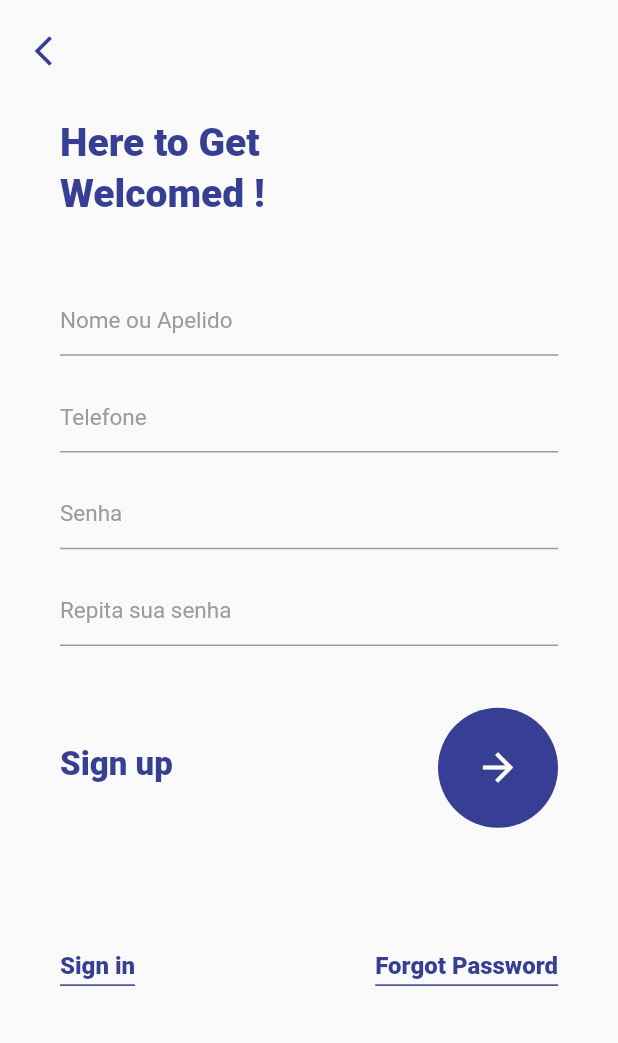
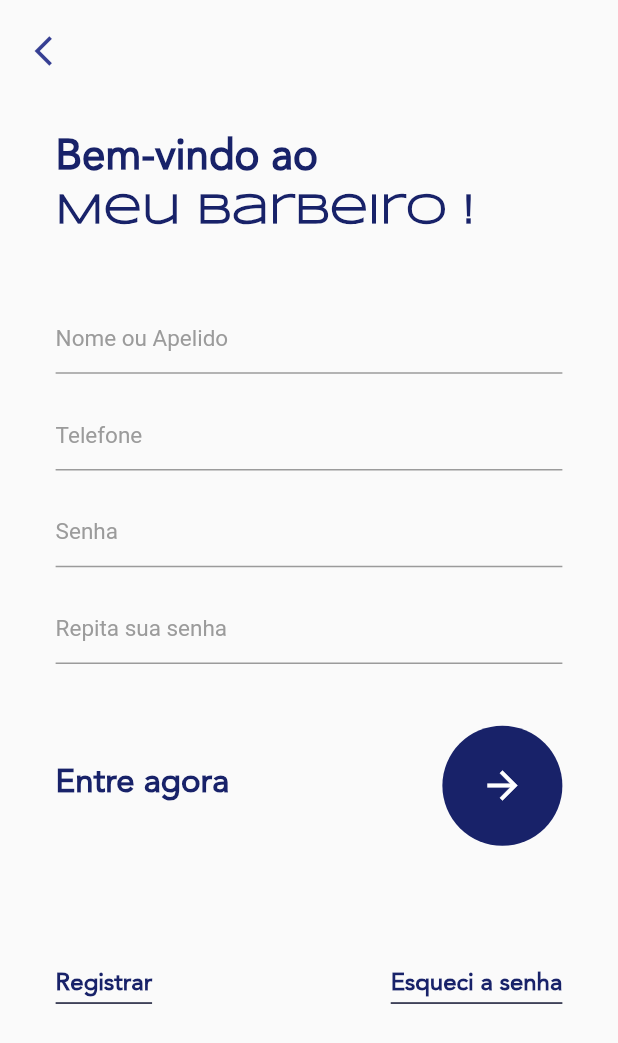
Before and after one commit to guicastle/meu_barbeiro, a Flutter app: the screen it shows after launch, after a tap on "Continuar", on a phone screen of 412 x 824 dp. Shown: the top 1043 px of the screen. Run offline on Flutter 3.47's test engine with Material 2 defaults, Android fonts, the phone set to English and light mode, and no system bars; our stand-ins replace google_fonts.

Commit message:
chg: Refatoração tela Register Page

```diff
--- a/lib/screens/components/text_widget.dart
+++ b/lib/screens/components/text_widget.dart
@@ -1,39 +1,46 @@
 import 'package:flutter/material.dart';
+import 'package:meu_barbeiro/values/colors.dart';
 
+// ignore: must_be_immutable
 class TextWidget extends StatelessWidget {
   final String text;
   int fontSize;
   bool isUnderLine;
-  final Color color;
+  String font;
+  FontWeight fontWeight;
+
   TextWidget(
       {Key? key,
       required this.text,
       required this.fontSize,
       this.isUnderLine = false,
-      this.color = const Color(0xFF363f93)})
+      this.font = 'Avenir',
+      this.fontWeight = FontWeight.w900})
       : super(key: key);
 
   @override
   Widget build(BuildContext context) {
     return Container(
-      padding: EdgeInsets.only(
-        bottom: 3, // space between underline and text
+      padding: const EdgeInsets.only(
+        bottom: 3,
       ),
       decoration: BoxDecoration(
-          border: Border(
-              bottom: BorderSide(
-        color: isUnderLine
-            ? Color(0xFF363f93)
-            : Color(0xFFffffff), // Text colour here
-        width: 1.0, // Underline width
-      ))),
+        border: Border(
+          bottom: BorderSide(
+            color: isUnderLine
+                ? const Color.fromARGB(255, 17, 20, 49) //Color(0xFF363f93)
+                : const Color.fromARGB(0, 255, 255, 255),
+            width: 1.0,
+          ),
+        ),
+      ),
       child: Text(
-        this.text,
+        text,
         style: TextStyle(
-          fontSize: this.fontSize.toDouble(),
-          fontFamily: "Avenir",
-          fontWeight: FontWeight.w900,
-          color: this.color,
+          fontSize: fontSize.toDouble(),
+          fontFamily: font,
+          fontWeight: fontWeight,
+          color: primaryColor,
         ),
       ),
     );
--- a/lib/screens/intro_first_step.dart
+++ b/lib/screens/intro_first_step.dart
@@ -2,6 +2,7 @@ import 'dart:ui';
 
 import 'package:flutter/material.dart';
 import 'package:meu_barbeiro/screens/register_page.dart';
+import 'package:meu_barbeiro/values/colors.dart';
 import 'package:meu_barbeiro/values/utils.dart';
 
 class IntroFirstStep extends StatelessWidget {
@@ -113,7 +114,7 @@ class IntroFirstStep extends StatelessWidget {
                           fontSize: width / 24,
                           fontWeight: FontWeight.w600,
                           height: 1.5,
-                          color: const Color(0xff061023),
+                          color: primaryColor,
                         ),
                       ),
                     ),
--- a/lib/screens/register_page.dart
+++ b/lib/screens/register_page.dart
@@ -1,5 +1,6 @@
 import 'package:flutter/material.dart';
 import 'package:meu_barbeiro/screens/components/text_widget.dart';
+import 'package:meu_barbeiro/values/colors.dart';
 
 class RegisterPage extends StatefulWidget {
   const RegisterPage({Key? key}) : super(key: key);
@@ -9,15 +10,16 @@ class RegisterPage extends StatefulWidget {
 }
 
 class _RegisterPageState extends State<RegisterPage> {
-  TextEditingController passController = TextEditingController();
-  TextEditingController repassController = TextEditingController();
-  TextEditingController emailController = TextEditingController();
-  TextEditingController nameController = TextEditingController();
+  late final TextEditingController passController = TextEditingController();
+  late final TextEditingController repassController = TextEditingController();
+  late final TextEditingController emailController = TextEditingController();
+  late final TextEditingController nameController = TextEditingController();
 
   @override
   Widget build(BuildContext context) {
     final double width = MediaQuery.of(context).size.width;
     final double height = MediaQuery.of(context).size.height;
+
     return Scaffold(
       appBar: AppBar(
         leading: IconButton(
@@ -30,13 +32,29 @@ class _RegisterPageState extends State<RegisterPage> {
         backgroundColor: Colors.transparent,
         elevation: 0.0,
       ),
-      body: Container(
-        padding: const EdgeInsets.only(left: 40, right: 40, top: 24),
+      body: SingleChildScrollView(
+        child: Container(
+          padding: EdgeInsets.only(
+            left: width * 0.09,
+            right: width * 0.09,
+            top: height * 0.04,
+            bottom: height * 0.04,
+          ),
           child: Column(
             crossAxisAlignment: CrossAxisAlignment.start,
             children: [
-            TextWidget(text: "Here to Get", fontSize: 26, isUnderLine: false),
-            TextWidget(text: "Welcomed !", fontSize: 26, isUnderLine: false),
+              TextWidget(
+                text: "Bem-vindo ao ",
+                fontSize: 28,
+                isUnderLine: false,
+              ),
+              TextWidget(
+                text: "Meu Barbeiro !",
+                fontSize: 28,
+                isUnderLine: false,
+                font: 'Syncopate',
+                fontWeight: FontWeight.w800,
+              ),
               SizedBox(height: height * 0.05),
               TextFieldInput(
                 textString: "Nome ou Apelido",
@@ -73,7 +91,8 @@ class _RegisterPageState extends State<RegisterPage> {
               Row(
                 mainAxisAlignment: MainAxisAlignment.spaceBetween,
                 children: [
-                TextWidget(text: "Sign up", fontSize: 22, isUnderLine: false),
+                  TextWidget(
+                      text: "Entre agora", fontSize: 22, isUnderLine: false),
                   GestureDetector(
                     onTap: () {},
                     child: Container(
@@ -81,11 +100,15 @@ class _RegisterPageState extends State<RegisterPage> {
                       width: 80,
                       decoration: BoxDecoration(
                         shape: BoxShape.circle,
-                        color: Color(0xFF363f93),
+                        color: primaryColor,
                       ),
-                      child: Icon(Icons.arrow_forward,
-                          color: Colors.white, size: 30),
-                    ))
+                      child: const Icon(
+                        Icons.arrow_forward,
+                        color: Colors.white,
+                        size: 30,
+                      ),
+                    ),
+                  ),
                 ],
               ),
               SizedBox(height: height * 0.1),
@@ -98,16 +121,19 @@ class _RegisterPageState extends State<RegisterPage> {
                           MaterialPageRoute(builder: (context) => Container()));
                     },
                     child: TextWidget(
-                      text: "Sign in", fontSize: 16, isUnderLine: true),
+                        text: "Registrar", fontSize: 16, isUnderLine: true),
                   ),
                   GestureDetector(
                     onTap: () {},
                     child: TextWidget(
-                      text: "Forgot Password", fontSize: 16, isUnderLine: true),
+                        text: "Esqueci a senha",
+                        fontSize: 16,
+                        isUnderLine: true),
                   )
                 ],
               ),
             ],
+          ),
         ),
       ),
     );
```
Also changed, not shown: lib/screens/register_page-v2.dart (added, +147 -0 lines), lib/values/colors.dart (added, +18 -0 lines), pubspec.yaml (+10 -12 lines), assets/fonts/avenir/Avenir-Black.otf (added), assets/fonts/avenir/Avenir-Book.otf (added), assets/fonts/avenir/Avenir-Roman.otf (added), assets/fonts/syncopate/Syncopate-Bold.ttf (added), assets/fonts/syncopate/Syncopate-Regular.ttf (added), assets/photos_screens/intro-first-step-v2.png (added), assets/photos_screens/register-page.png (added), 1 other file. Lines whose indentation alone changed are shown as unchanged.
